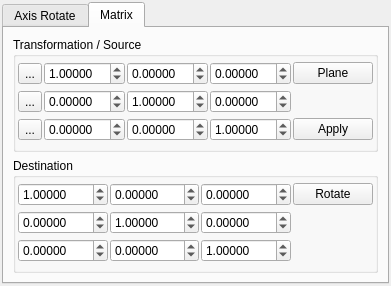
First picture: the form in src/gui/transform.ui, repository trisyoungs/aten, before the edit.
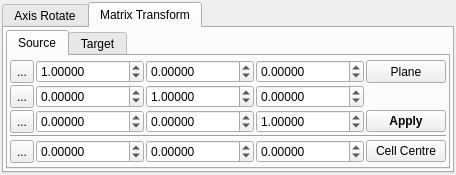
Second picture: the form after the edit. The open tabs and pages were chosen to show the change. Icons and pictures are not drawn.

Commit message: Added internal manual picking mode to Canvas, to define axes / points from clicked atoms rather than the current selection. Added basic_pick.svg icon. Made icons in toolwindows a little smaller, and tidied tab ordering of controls. Allowed picking of pairs of atoms to defined axes in Transform(Matrix) window.

```diff
--- a/src/gui/transform.ui
+++ b/src/gui/transform.ui
@@ -5,8 +5,8 @@
    <rect>
     <x>0</x>
     <y>0</y>
-    <width>368</width>
-    <height>286</height>
+    <width>294</width>
+    <height>175</height>
    </rect>
   </property>
   <property name="windowTitle" >
@@ -25,7 +25,7 @@
    <item>
     <widget class="QTabWidget" name="tabWidget" >
      <property name="currentIndex" >
-      <number>1</number>
+      <number>0</number>
      </property>
      <widget class="QWidget" name="RotateTab" >
       <attribute name="title" >
@@ -44,7 +44,7 @@
           <number>0</number>
          </property>
          <property name="spacing" >
-          <number>4</number>
+          <number>6</number>
          </property>
          <item>
           <widget class="QGroupBox" name="RotateOriginGroup" >
@@ -59,7 +59,7 @@
            <property name="title" >
             <string>Origin</string>
            </property>
-           <layout class="QVBoxLayout" >
+           <layout class="QHBoxLayout" >
             <property name="margin" >
              <number>2</number>
             </property>
@@ -89,36 +89,6 @@
                 </property>
                </widget>
               </item>
-              <item row="2" column="0" >
-               <widget class="QLabel" name="label_3" >
-                <property name="sizePolicy" >
-                 <sizepolicy>
-                  <hsizetype>0</hsizetype>
-                  <vsizetype>0</vsizetype>
-                  <horstretch>0</horstretch>
-                  <verstretch>0</verstretch>
-                 </sizepolicy>
-                </property>
-                <property name="text" >
-                 <string>Z</string>
-                </property>
-               </widget>
-              </item>
-              <item row="1" column="0" >
-               <widget class="QLabel" name="label_2" >
-                <property name="sizePolicy" >
-                 <sizepolicy>
-                  <hsizetype>0</hsizetype>
-                  <vsizetype>0</vsizetype>
-                  <horstretch>0</horstretch>
-                  <verstretch>0</verstretch>
-                 </sizepolicy>
-                </property>
-                <property name="text" >
-                 <string>Y</string>
-                </property>
-               </widget>
-              </item>
               <item row="0" column="1" >
                <widget class="QDoubleSpinBox" name="RotateOriginXSpin" >
                 <property name="sizePolicy" >
@@ -161,6 +131,36 @@
                 </property>
                </widget>
               </item>
+              <item row="2" column="0" >
+               <widget class="QLabel" name="label_3" >
+                <property name="sizePolicy" >
+                 <sizepolicy>
+                  <hsizetype>0</hsizetype>
+                  <vsizetype>0</vsizetype>
+                  <horstretch>0</horstretch>
+                  <verstretch>0</verstretch>
+                 </sizepolicy>
+                </property>
+                <property name="text" >
+                 <string>Z</string>
+                </property>
+               </widget>
+              </item>
+              <item row="1" column="0" >
+               <widget class="QLabel" name="label_2" >
+                <property name="sizePolicy" >
+                 <sizepolicy>
+                  <hsizetype>0</hsizetype>
+                  <vsizetype>0</vsizetype>
+                  <horstretch>0</horstretch>
+                  <verstretch>0</verstretch>
+                 </sizepolicy>
+                </property>
+                <property name="text" >
+                 <string>Y</string>
+                </property>
+               </widget>
+              </item>
               <item row="2" column="1" >
                <widget class="QDoubleSpinBox" name="RotateOriginZSpin" >
                 <property name="sizePolicy" >
@@ -182,30 +182,7 @@
                 </property>
                </widget>
               </item>
-             </layout>
-            </item>
-            <item>
-             <layout class="QHBoxLayout" >
-              <property name="margin" >
-               <number>0</number>
-              </property>
-              <property name="spacing" >
-               <number>4</number>
-              </property>
-              <item>
-               <spacer>
-                <property name="orientation" >
-                 <enum>Qt::Horizontal</enum>
-                </property>
-                <property name="sizeHint" >
-                 <size>
-                  <width>40</width>
-                  <height>20</height>
-                 </size>
-                </property>
-               </spacer>
-              </item>
-              <item>
+              <item row="0" column="2" >
                <widget class="QPushButton" name="RotateDefineOriginButton" >
                 <property name="sizePolicy" >
                  <sizepolicy>
@@ -217,8 +194,8 @@
                 </property>
                 <property name="maximumSize" >
                  <size>
-                  <width>30</width>
-                  <height>30</height>
+                  <width>24</width>
+                  <height>24</height>
                  </size>
                 </property>
                 <property name="toolTip" >
@@ -230,6 +207,12 @@
                 <property name="icon" >
                  <iconset resource="icons.qrc" >:/basic/icons/basic_define.svg</iconset>
                 </property>
+                <property name="iconSize" >
+                 <size>
+                  <width>20</width>
+                  <height>20</height>
+                 </size>
+                </property>
                </widget>
               </item>
              </layout>
@@ -250,7 +233,7 @@
            <property name="title" >
             <string>Axis</string>
            </property>
-           <layout class="QVBoxLayout" >
+           <layout class="QHBoxLayout" >
             <property name="margin" >
              <number>2</number>
             </property>
@@ -265,56 +248,11 @@
               <property name="spacing" >
                <number>0</number>
               </property>
-              <item row="0" column="0" >
-               <widget class="QLabel" name="label_4" >
-                <property name="sizePolicy" >
-                 <sizepolicy>
-                  <hsizetype>0</hsizetype>
-                  <vsizetype>0</vsizetype>
-                  <horstretch>0</horstretch>
-                  <verstretch>0</verstretch>
-                 </sizepolicy>
-                </property>
-                <property name="text" >
-                 <string>X</string>
-                </property>
-               </widget>
-              </item>
-              <item row="1" column="0" >
-               <widget class="QLabel" name="label_5" >
-                <property name="sizePolicy" >
-                 <sizepolicy>
-                  <hsizetype>0</hsizetype>
-                  <vsizetype>0</vsizetype>
-                  <horstretch>0</horstretch>
-                  <verstretch>0</verstretch>
-                 </sizepolicy>
-                </property>
-                <property name="text" >
-                 <string>Y</string>
-                </property>
-               </widget>
-              </item>
-              <item row="2" column="0" >
-               <widget class="QLabel" name="label_6" >
-                <property name="sizePolicy" >
-                 <sizepolicy>
-                  <hsizetype>0</hsizetype>
-                  <vsizetype>0</vsizetype>
-                  <horstretch>0</horstretch>
-                  <verstretch>0</verstretch>
-                 </sizepolicy>
-                </property>
-                <property name="text" >
-                 <string>Z</string>
-                </property>
-               </widget>
-              </item>
               <item row="0" column="1" >
                <widget class="QDoubleSpinBox" name="RotateAxisXSpin" >
                 <property name="sizePolicy" >
                  <sizepolicy>
-                  <hsizetype>0</hsizetype>
+                  <hsizetype>7</hsizetype>
                   <vsizetype>0</vsizetype>
                   <horstretch>0</horstretch>
                   <verstretch>0</verstretch>
@@ -338,7 +276,7 @@
                <widget class="QDoubleSpinBox" name="RotateAxisYSpin" >
                 <property name="sizePolicy" >
                  <sizepolicy>
-                  <hsizetype>0</hsizetype>
+                  <hsizetype>7</hsizetype>
                   <vsizetype>0</vsizetype>
                   <horstretch>0</horstretch>
                   <verstretch>0</verstretch>
@@ -355,11 +293,56 @@
                 </property>
                </widget>
               </item>
+              <item row="1" column="0" >
+               <widget class="QLabel" name="label_5" >
+                <property name="sizePolicy" >
+                 <sizepolicy>
+                  <hsizetype>0</hsizetype>
+                  <vsizetype>0</vsizetype>
+                  <horstretch>0</horstretch>
+                  <verstretch>0</verstretch>
+                 </sizepolicy>
+                </property>
+                <property name="text" >
+                 <string>Y</string>
+                </property>
+               </widget>
+              </item>
+              <item row="2" column="0" >
+               <widget class="QLabel" name="label_6" >
+                <property name="sizePolicy" >
+                 <sizepolicy>
+                  <hsizetype>0</hsizetype>
+                  <vsizetype>0</vsizetype>
+                  <horstretch>0</horstretch>
+                  <verstretch>0</verstretch>
+                 </sizepolicy>
+                </property>
+                <property name="text" >
+                 <string>Z</string>
+                </property>
+               </widget>
+              </item>
+              <item row="0" column="0" >
+               <widget class="QLabel" name="label_4" >
+                <property name="sizePolicy" >
+                 <sizepolicy>
+                  <hsizetype>0</hsizetype>
+                  <vsizetype>0</vsizetype>
+                  <horstretch>0</horstretch>
+                  <verstretch>0</verstretch>
+                 </sizepolicy>
+                </property>
+                <property name="text" >
+                 <string>X</string>
+                </property>
+               </widget>
+              </item>
               <item row="2" column="1" >
                <widget class="QDoubleSpinBox" name="RotateAxisZSpin" >
                 <property name="sizePolicy" >
                  <sizepolicy>
-                  <hsizetype>0</hsizetype>
+                  <hsizetype>7</hsizetype>
                   <vsizetype>0</vsizetype>
                   <horstretch>0</horstretch>
                   <verstretch>0</verstretch>
@@ -376,30 +359,7 @@
                 </property>
                </widget>
               </item>
-             </layout>
-            </item>
-            <item>
-             <layout class="QHBoxLayout" >
-              <property name="margin" >
-               <number>0</number>
-              </property>
-              <property name="spacing" >
-               <number>4</number>
-              </property>
-              <item>
-               <spacer>
-                <property name="orientation" >
-                 <enum>Qt::Horizontal</enum>
-                </property>
-                <property name="sizeHint" >
-                 <size>
-                  <width>40</width>
-                  <height>20</height>
-                 </size>
-                </property>
-               </spacer>
-              </item>
-              <item>
+              <item row="0" column="2" >
                <widget class="QPushButton" name="RotateDefineAxisButton" >
                 <property name="sizePolicy" >
                  <sizepolicy>
@@ -411,8 +371,8 @@
                 </property>
                 <property name="maximumSize" >
                  <size>
-                  <width>30</width>
-                  <height>30</height>
+                  <width>24</width>
+                  <height>24</height>
                  </size>
                 </property>
                 <property name="toolTip" >
@@ -424,6 +384,12 @@
                 <property name="icon" >
                  <iconset resource="icons.qrc" >:/basic/icons/basic_define.svg</iconset>
                 </property>
+                <property name="iconSize" >
+                 <size>
+                  <width>20</width>
+                  <height>20</height>
+                 </size>
+                </property>
                </widget>
               </item>
              </layout>
@@ -487,8 +453,8 @@
            </property>
            <property name="maximumSize" >
             <size>
-             <width>30</width>
-             <height>30</height>
+             <width>24</width>
+             <height>24</height>
             </size>
            </property>
            <property name="toolTip" >
@@ -500,6 +466,12 @@
            <property name="icon" >
             <iconset resource="icons.qrc" >:/arrows/icons/arrow_anticlockwise.svg</iconset>
            </property>
+           <property name="iconSize" >
+            <size>
+             <width>20</width>
+             <height>20</height>
+            </size>
+           </property>
            <property name="checkable" >
             <bool>false</bool>
            </property>
@@ -517,8 +489,8 @@
            </property>
            <property name="maximumSize" >
             <size>
-             <width>30</width>
-             <height>30</height>
+             <width>24</width>
+             <height>24</height>
             </size>
            </property>
            <property name="toolTip" >
@@ -530,6 +502,12 @@
            <property name="icon" >
             <iconset resource="icons.qrc" >:/arrows/icons/arrow_clockwise.svg</iconset>
            </property>
+           <property name="iconSize" >
+            <size>
+             <width>20</width>
+             <height>20</height>
+            </size>
+           </property>
            <property name="checkable" >
             <bool>false</bool>
            </property>
@@ -541,29 +519,25 @@
      </widget>
      <widget class="QWidget" name="MatrixTab" >
       <attribute name="title" >
-       <string>Matrix</string>
+       <string>Matrix Transform</string>
       </attribute>
       <layout class="QVBoxLayout" >
        <property name="margin" >
-        <number>9</number>
+        <number>2</number>
        </property>
        <property name="spacing" >
-        <number>6</number>
+        <number>4</number>
        </property>
        <item>
-        <widget class="QGroupBox" name="GridOriginGroup" >
-         <property name="sizePolicy" >
-          <sizepolicy>
-           <hsizetype>1</hsizetype>
-           <vsizetype>5</vsizetype>
-           <horstretch>0</horstretch>
-           <verstretch>0</verstretch>
-          </sizepolicy>
+        <widget class="QTabWidget" name="tabWidget_2" >
+         <property name="currentIndex" >
+          <number>0</number>
          </property>
-         <property name="title" >
-          <string>Transformation / Source</string>
-         </property>
-         <layout class="QHBoxLayout" >
+         <widget class="QWidget" name="SourceTab" >
+          <attribute name="title" >
+           <string>Source</string>
+          </attribute>
+          <layout class="QVBoxLayout" >
           <property name="margin" >
            <number>2</number>
           </property>
@@ -578,37 +552,6 @@
             <property name="spacing" >
              <number>2</number>
             </property>
-            <item row="0" column="3" >
-             <widget class="QDoubleSpinBox" name="SourceMatrixAZSpin" >
-              <property name="sizePolicy" >
-               <sizepolicy>
-                <hsizetype>7</hsizetype>
-                <vsizetype>0</vsizetype>
-                <horstretch>0</horstretch>
-                <verstretch>0</verstretch>
-               </sizepolicy>
-              </property>
-              <property name="decimals" >
-               <number>5</number>
-              </property>
-              <property name="maximum" >
-               <double>10.000000000000000</double>
-              </property>
-              <property name="minimum" >
-               <double>-10.000000000000000</double>
-              </property>
-              <property name="singleStep" >
-               <double>0.100000000000000</double>
-              </property>
-             </widget>
-            </item>
-            <item row="2" column="4" >
-             <widget class="QPushButton" name="ApplyTransformButton" >
-              <property name="text" >
-               <string>Apply</string>
-              </property>
-             </widget>
-            </item>
             <item row="2" column="1" >
              <widget class="QDoubleSpinBox" name="SourceMatrixCXSpin" >
               <property name="sizePolicy" >
@@ -633,35 +576,8 @@
               </property>
              </widget>
             </item>
-            <item row="0" column="1" >
-             <widget class="QDoubleSpinBox" name="SourceMatrixAXSpin" >
-              <property name="sizePolicy" >
-               <sizepolicy>
-                <hsizetype>7</hsizetype>
-                <vsizetype>0</vsizetype>
-                <horstretch>0</horstretch>
-                <verstretch>0</verstretch>
-               </sizepolicy>
-              </property>
-              <property name="decimals" >
-               <number>5</number>
-              </property>
-              <property name="maximum" >
-               <double>10.000000000000000</double>
-              </property>
-              <property name="minimum" >
-               <double>-10.000000000000000</double>
-              </property>
-              <property name="singleStep" >
-               <double>0.100000000000000</double>
-              </property>
-              <property name="value" >
-               <double>1.000000000000000</double>
-              </property>
-             </widget>
-            </item>
-            <item row="2" column="3" >
-             <widget class="QDoubleSpinBox" name="SourceMatrixCZSpin" >
+             <item row="1" column="2" >
+              <widget class="QDoubleSpinBox" name="SourceMatrixBYSpin" >
               <property name="sizePolicy" >
                <sizepolicy>
                 <hsizetype>7</hsizetype>
@@ -689,6 +605,12 @@
             </item>
             <item row="0" column="4" >
              <widget class="QPushButton" name="DefineFromPlaneButton" >
+               <property name="maximumSize" >
+                <size>
+                 <width>16777215</width>
+                 <height>24</height>
+                </size>
+               </property>
               <property name="text" >
                <string>Plane</string>
               </property>
@@ -703,6 +625,183 @@
               </property>
              </widget>
             </item>
+             <item row="4" column="3" >
+              <widget class="QDoubleSpinBox" name="OriginZSpin" >
+               <property name="sizePolicy" >
+                <sizepolicy>
+                 <hsizetype>7</hsizetype>
+                 <vsizetype>0</vsizetype>
+                 <horstretch>0</horstretch>
+                 <verstretch>0</verstretch>
+                </sizepolicy>
+               </property>
+               <property name="decimals" >
+                <number>5</number>
+               </property>
+               <property name="maximum" >
+                <double>1000000.000000000000000</double>
+               </property>
+               <property name="minimum" >
+                <double>-1000000.000000000000000</double>
+               </property>
+              </widget>
+             </item>
+             <item row="2" column="4" >
+              <widget class="QPushButton" name="ApplyTransformButton" >
+               <property name="font" >
+                <font>
+                 <weight>75</weight>
+                 <bold>true</bold>
+                </font>
+               </property>
+               <property name="toolTip" >
+                <string>Apply the current matrix to the current atom selection, relative to the defined origin</string>
+               </property>
+               <property name="text" >
+                <string>Apply</string>
+               </property>
+              </widget>
+             </item>
+             <item row="4" column="4" >
+              <widget class="QPushButton" name="OriginCellCentreButton" >
+               <property name="sizePolicy" >
+                <sizepolicy>
+                 <hsizetype>1</hsizetype>
+                 <vsizetype>0</vsizetype>
+                 <horstretch>0</horstretch>
+                 <verstretch>0</verstretch>
+                </sizepolicy>
+               </property>
+               <property name="toolTip" >
+                <string>Define origin to be the centre of the current cell</string>
+               </property>
+               <property name="text" >
+                <string>Cell Centre</string>
+               </property>
+              </widget>
+             </item>
+             <item row="4" column="1" >
+              <widget class="QDoubleSpinBox" name="OriginXSpin" >
+               <property name="sizePolicy" >
+                <sizepolicy>
+                 <hsizetype>7</hsizetype>
+                 <vsizetype>0</vsizetype>
+                 <horstretch>0</horstretch>
+                 <verstretch>0</verstretch>
+                </sizepolicy>
+               </property>
+               <property name="decimals" >
+                <number>5</number>
+               </property>
+               <property name="maximum" >
+                <double>1000000.000000000000000</double>
+               </property>
+               <property name="minimum" >
+                <double>-1000000.000000000000000</double>
+               </property>
+              </widget>
+             </item>
+             <item row="1" column="0" >
+              <widget class="QToolButton" name="DefineSourceBButton" >
+               <property name="maximumSize" >
+                <size>
+                 <width>24</width>
+                 <height>24</height>
+                </size>
+               </property>
+               <property name="toolTip" >
+                <string>Choose two atoms to define the Y axis</string>
+               </property>
+               <property name="text" >
+                <string>...</string>
+               </property>
+               <property name="icon" >
+                <iconset resource="icons.qrc" >:/basic/icons/basic_pick.svg</iconset>
+               </property>
+               <property name="iconSize" >
+                <size>
+                 <width>20</width>
+                 <height>20</height>
+                </size>
+               </property>
+               <property name="checkable" >
+                <bool>true</bool>
+               </property>
+              </widget>
+             </item>
+             <item row="0" column="2" >
+              <widget class="QDoubleSpinBox" name="SourceMatrixAYSpin" >
+               <property name="sizePolicy" >
+                <sizepolicy>
+                 <hsizetype>7</hsizetype>
+                 <vsizetype>0</vsizetype>
+                 <horstretch>0</horstretch>
+                 <verstretch>0</verstretch>
+                </sizepolicy>
+               </property>
+               <property name="decimals" >
+                <number>5</number>
+               </property>
+               <property name="maximum" >
+                <double>10.000000000000000</double>
+               </property>
+               <property name="minimum" >
+                <double>-10.000000000000000</double>
+               </property>
+               <property name="singleStep" >
+                <double>0.100000000000000</double>
+               </property>
+              </widget>
+             </item>
+             <item row="4" column="0" >
+              <widget class="QToolButton" name="DefineOriginButton" >
+               <property name="maximumSize" >
+                <size>
+                 <width>24</width>
+                 <height>24</height>
+                </size>
+               </property>
+               <property name="toolTip" >
+                <string>Define origin from current selection</string>
+               </property>
+               <property name="text" >
+                <string>...</string>
+               </property>
+               <property name="icon" >
+                <iconset resource="icons.qrc" >:/basic/icons/basic_define.svg</iconset>
+               </property>
+               <property name="iconSize" >
+                <size>
+                 <width>20</width>
+                 <height>20</height>
+                </size>
+               </property>
+              </widget>
+             </item>
+             <item row="2" column="2" >
+              <widget class="QDoubleSpinBox" name="SourceMatrixCYSpin" >
+               <property name="sizePolicy" >
+                <sizepolicy>
+                 <hsizetype>7</hsizetype>
+                 <vsizetype>0</vsizetype>
+                 <horstretch>0</horstretch>
+                 <verstretch>0</verstretch>
+                </sizepolicy>
+               </property>
+               <property name="decimals" >
+                <number>5</number>
+               </property>
+               <property name="maximum" >
+                <double>10.000000000000000</double>
+               </property>
+               <property name="minimum" >
+                <double>-10.000000000000000</double>
+               </property>
+               <property name="singleStep" >
+                <double>0.100000000000000</double>
+               </property>
+              </widget>
+             </item>
             <item row="1" column="3" >
              <widget class="QDoubleSpinBox" name="SourceMatrixBZSpin" >
               <property name="sizePolicy" >
@@ -727,8 +826,8 @@
               </property>
              </widget>
             </item>
-            <item row="0" column="2" >
-             <widget class="QDoubleSpinBox" name="SourceMatrixAYSpin" >
+             <item row="0" column="3" >
+              <widget class="QDoubleSpinBox" name="SourceMatrixAZSpin" >
               <property name="sizePolicy" >
                <sizepolicy>
                 <hsizetype>7</hsizetype>
@@ -775,124 +874,153 @@
               </property>
              </widget>
             </item>
-            <item row="2" column="2" >
-             <widget class="QDoubleSpinBox" name="SourceMatrixCYSpin" >
-              <property name="sizePolicy" >
-               <sizepolicy>
-                <hsizetype>7</hsizetype>
-                <vsizetype>0</vsizetype>
-                <horstretch>0</horstretch>
-                <verstretch>0</verstretch>
-               </sizepolicy>
-              </property>
-              <property name="decimals" >
-               <number>5</number>
-              </property>
-              <property name="maximum" >
-               <double>10.000000000000000</double>
-              </property>
-              <property name="minimum" >
-               <double>-10.000000000000000</double>
-              </property>
-              <property name="singleStep" >
-               <double>0.100000000000000</double>
-              </property>
-             </widget>
-            </item>
-            <item row="1" column="2" >
-             <widget class="QDoubleSpinBox" name="SourceMatrixBYSpin" >
-              <property name="sizePolicy" >
-               <sizepolicy>
-                <hsizetype>7</hsizetype>
-                <vsizetype>0</vsizetype>
-                <horstretch>0</horstretch>
-                <verstretch>0</verstretch>
-               </sizepolicy>
-              </property>
-              <property name="decimals" >
-               <number>5</number>
-              </property>
-              <property name="maximum" >
-               <double>10.000000000000000</double>
-              </property>
-              <property name="minimum" >
-               <double>-10.000000000000000</double>
-              </property>
-              <property name="singleStep" >
-               <double>0.100000000000000</double>
-              </property>
-              <property name="value" >
-               <double>1.000000000000000</double>
-              </property>
-             </widget>
-            </item>
-            <item row="0" column="0" >
-             <widget class="QToolButton" name="DefineSourceXButton" >
-              <property name="text" >
-               <string>...</string>
-              </property>
-              <property name="icon" >
-               <iconset resource="icons.qrc" >:/basic/icons/basic_define.svg</iconset>
-              </property>
-              <property name="iconSize" >
-               <size>
-                <width>16</width>
-                <height>16</height>
-               </size>
-              </property>
-             </widget>
-            </item>
-            <item row="1" column="0" >
-             <widget class="QToolButton" name="DefineSourceYButton" >
-              <property name="text" >
-               <string>...</string>
-              </property>
-              <property name="icon" >
-               <iconset resource="icons.qrc" >:/basic/icons/basic_define.svg</iconset>
-              </property>
-              <property name="iconSize" >
-               <size>
-                <width>16</width>
-                <height>16</height>
-               </size>
-              </property>
-             </widget>
-            </item>
             <item row="2" column="0" >
-             <widget class="QToolButton" name="DefineSourceZButton" >
+              <widget class="QToolButton" name="DefineSourceCButton" >
+               <property name="maximumSize" >
+                <size>
+                 <width>24</width>
+                 <height>24</height>
+                </size>
+               </property>
+               <property name="toolTip" >
+                <string>Choose two atoms to define the Z axis</string>
+               </property>
               <property name="text" >
                <string>...</string>
               </property>
               <property name="icon" >
-               <iconset resource="icons.qrc" >:/basic/icons/basic_define.svg</iconset>
+                <iconset resource="icons.qrc" >:/basic/icons/basic_pick.svg</iconset>
               </property>
               <property name="iconSize" >
                <size>
-                <width>16</width>
-                <height>16</height>
-               </size>
-              </property>
-             </widget>
-            </item>
-           </layout>
-          </item>
-         </layout>
-        </widget>
-       </item>
-       <item>
-        <widget class="QGroupBox" name="GridOriginGroup_2" >
+                 <width>20</width>
+                 <height>20</height>
+                </size>
+               </property>
+               <property name="checkable" >
+                <bool>true</bool>
+               </property>
+              </widget>
+             </item>
+             <item row="4" column="2" >
+              <widget class="QDoubleSpinBox" name="OriginYSpin" >
+               <property name="sizePolicy" >
+                <sizepolicy>
+                 <hsizetype>7</hsizetype>
+                 <vsizetype>0</vsizetype>
+                 <horstretch>0</horstretch>
+                 <verstretch>0</verstretch>
+                </sizepolicy>
+               </property>
+               <property name="decimals" >
+                <number>5</number>
+               </property>
+               <property name="maximum" >
+                <double>1000000.000000000000000</double>
+               </property>
+               <property name="minimum" >
+                <double>-1000000.000000000000000</double>
+               </property>
+              </widget>
+             </item>
+             <item row="0" column="1" >
+              <widget class="QDoubleSpinBox" name="SourceMatrixAXSpin" >
+               <property name="sizePolicy" >
+                <sizepolicy>
+                 <hsizetype>7</hsizetype>
+                 <vsizetype>0</vsizetype>
+                 <horstretch>0</horstretch>
+                 <verstretch>0</verstretch>
+                </sizepolicy>
+               </property>
+               <property name="decimals" >
+                <number>5</number>
+               </property>
+               <property name="maximum" >
+                <double>10.000000000000000</double>
+               </property>
+               <property name="minimum" >
+                <double>-10.000000000000000</double>
+               </property>
+               <property name="singleStep" >
+                <double>0.100000000000000</double>
+               </property>
+               <property name="value" >
+                <double>1.000000000000000</double>
+               </property>
+              </widget>
+             </item>
+             <item row="0" column="0" >
+              <widget class="QToolButton" name="DefineSourceAButton" >
+               <property name="maximumSize" >
+                <size>
+                 <width>24</width>
+                 <height>24</height>
+                </size>
+               </property>
+               <property name="toolTip" >
+                <string>Choose two atoms to define the X axis</string>
+               </property>
+               <property name="text" >
+                <string>...</string>
+               </property>
+               <property name="icon" >
+                <iconset resource="icons.qrc" >:/basic/icons/basic_pick.svg</iconset>
+               </property>
+               <property name="iconSize" >
+                <size>
+                 <width>20</width>
+                 <height>20</height>
+                </size>
+               </property>
+               <property name="checkable" >
+                <bool>true</bool>
+               </property>
+              </widget>
+             </item>
+             <item row="2" column="3" >
+              <widget class="QDoubleSpinBox" name="SourceMatrixCZSpin" >
          <property name="sizePolicy" >
           <sizepolicy>
-           <hsizetype>1</hsizetype>
-           <vsizetype>5</vsizetype>
+                 <hsizetype>7</hsizetype>
+                 <vsizetype>0</vsizetype>
            <horstretch>0</horstretch>
            <verstretch>0</verstretch>
           </sizepolicy>
          </property>
-         <property name="title" >
-          <string>Destination</string>
-         </property>
-         <layout class="QHBoxLayout" >
+               <property name="decimals" >
+                <number>5</number>
+               </property>
+               <property name="maximum" >
+                <double>10.000000000000000</double>
+               </property>
+               <property name="minimum" >
+                <double>-10.000000000000000</double>
+               </property>
+               <property name="singleStep" >
+                <double>0.100000000000000</double>
+               </property>
+               <property name="value" >
+                <double>1.000000000000000</double>
+               </property>
+              </widget>
+             </item>
+             <item row="3" column="0" colspan="5" >
+              <widget class="Line" name="line" >
+               <property name="orientation" >
+                <enum>Qt::Horizontal</enum>
+               </property>
+              </widget>
+             </item>
+            </layout>
+           </item>
+          </layout>
+         </widget>
+         <widget class="QWidget" name="DestinationTab" >
+          <attribute name="title" >
+           <string>Target</string>
+          </attribute>
+          <layout class="QVBoxLayout" >
           <property name="margin" >
            <number>2</number>
           </property>
@@ -1142,6 +1270,7 @@
            </layout>
           </item>
          </layout>
+         </widget>
         </widget>
        </item>
       </layout>
```
Lines whose indentation alone changed are shown as unchanged. The commit also changes 25 other files.
